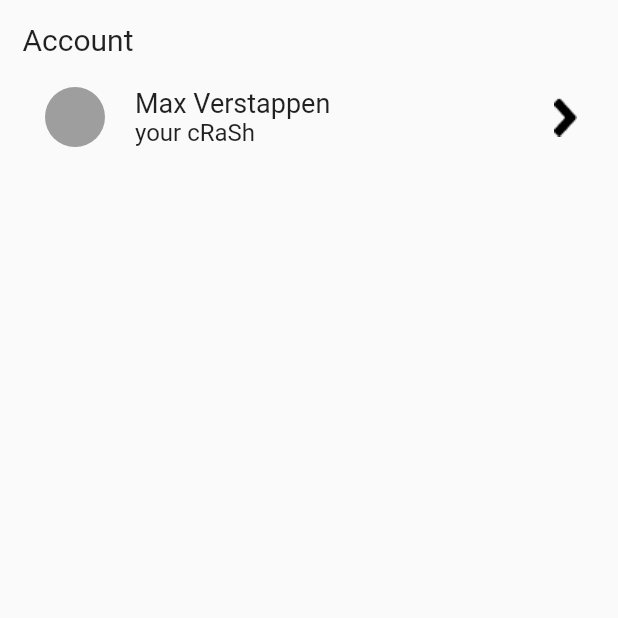
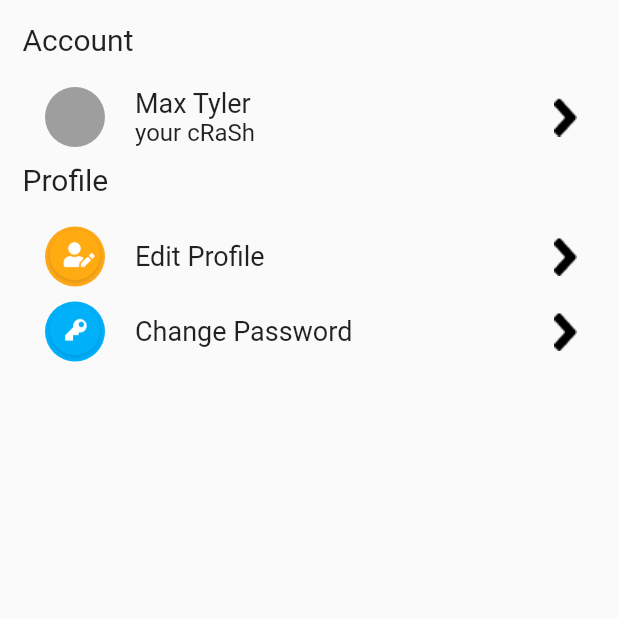
Before and after one commit to RafiIzzatulRizquFaris/coronas_watcher_flutter, a Flutter app: the Account screen opened directly, on a phone screen of 412 x 824 dp, the top half of it. Run offline on Flutter 3.47's test engine with Material 2 defaults, Android fonts, the phone set to English and light mode, and no system bars; our stand-ins replace carousel_slider, percent_indicator.

Commit message:
create profile option in profile section

```diff
--- a/lib/ui/mainpage/account.dart
+++ b/lib/ui/mainpage/account.dart
@@ -1,3 +1,4 @@
+import 'package:flutter/cupertino.dart';
 import 'package:flutter/material.dart';
 
 class Account extends StatefulWidget {
@@ -8,6 +9,11 @@ class Account extends StatefulWidget {
 }
 
 class AccountScreen extends State<Account> {
+
+  List<String> _listProfileLeading = ["assets/icon-edit-profile.png", "assets/icon-change-pw.png"];
+  List<String> _listProfileTitle = ["Edit Profile", "Change Password"];
+  List<Color> _listProfileLeadingColor = [Color(0xffFFA918), Color(0xff00AFFA)];
+
   @override
   Widget build(BuildContext context) {
     return Scaffold(
@@ -16,7 +22,7 @@ class AccountScreen extends State<Account> {
         child: ListView(
           children: [
             accountSection(),
-//            profileSection(),
+            profileSection(),
           ],
         ),
       ),
@@ -62,7 +68,7 @@ class AccountScreen extends State<Account> {
                         crossAxisAlignment: CrossAxisAlignment.start,
                         children: [
                           Text(
-                            "Max Verstappen",
+                            "Max Tyler",
                             style: TextStyle(fontSize: 18),
                           ),
                           Text(
@@ -88,4 +94,78 @@ class AccountScreen extends State<Account> {
     );
   }
 
+  profileSection() {
+    return Container(
+      child: Column(
+        crossAxisAlignment: CrossAxisAlignment.start,
+        children: [
+          Text(
+            "Profile",
+            style: TextStyle(
+              fontSize: 20,
+            ),
+          ),
+          Container(
+            padding: EdgeInsets.all(10),
+            width: MediaQuery.of(context).size.width,
+            margin: EdgeInsets.only(
+              left: 5,
+            ),
+            child: Container(
+              child: ListView(
+                shrinkWrap: true,
+                children: List.generate(_listProfileLeading.length, (index) => profileLists(index)),
+              ),
+            ),
+          ),
+        ],
+      ),
+    );
+  }
+
+  profileLists(int index){
+    return Container(
+      margin: EdgeInsets.only(top: 10,),
+      child: Row(
+        children: [
+          Container(
+            decoration: BoxDecoration(
+              shape: BoxShape.circle,
+              color: _listProfileLeadingColor[index],
+            ),
+            width: 40,
+            height: 40,
+            child: Image.asset(_listProfileLeading[index].toString()),
+          ),
+          SizedBox(
+            width: 20,
+          ),
+          Expanded(
+            child: Row(
+              mainAxisAlignment: MainAxisAlignment.spaceBetween,
+              children: [
+                Column(
+                  crossAxisAlignment: CrossAxisAlignment.start,
+                  mainAxisAlignment: MainAxisAlignment.center,
+                  children: [
+                    Text(
+                      _listProfileTitle[index].toString(),
+                      style: TextStyle(fontSize: 18),
+                    ),
+                  ],
+                ),
+                Image.asset(
+                  "assets/icon-angle-right.png",
+                  color: Colors.black,
+                  width: 20,
+                  height: 30,
+                ),
+              ],
+            ),
+          ),
+        ],
+      ),
+    );
+  }
+
 }
```
